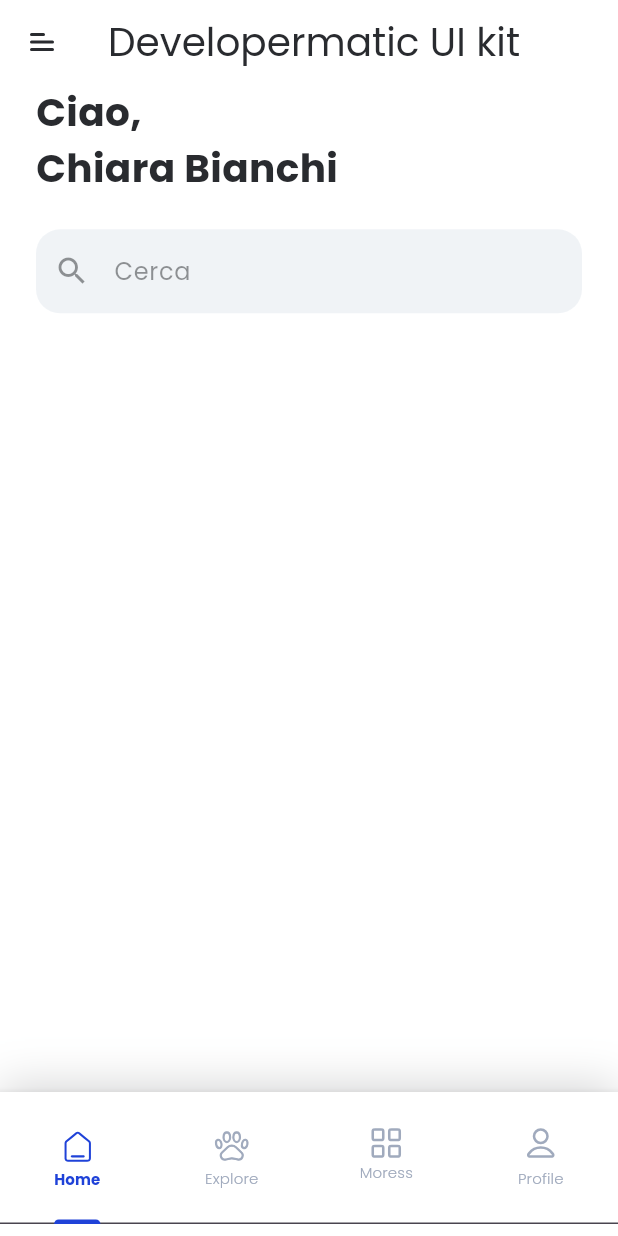
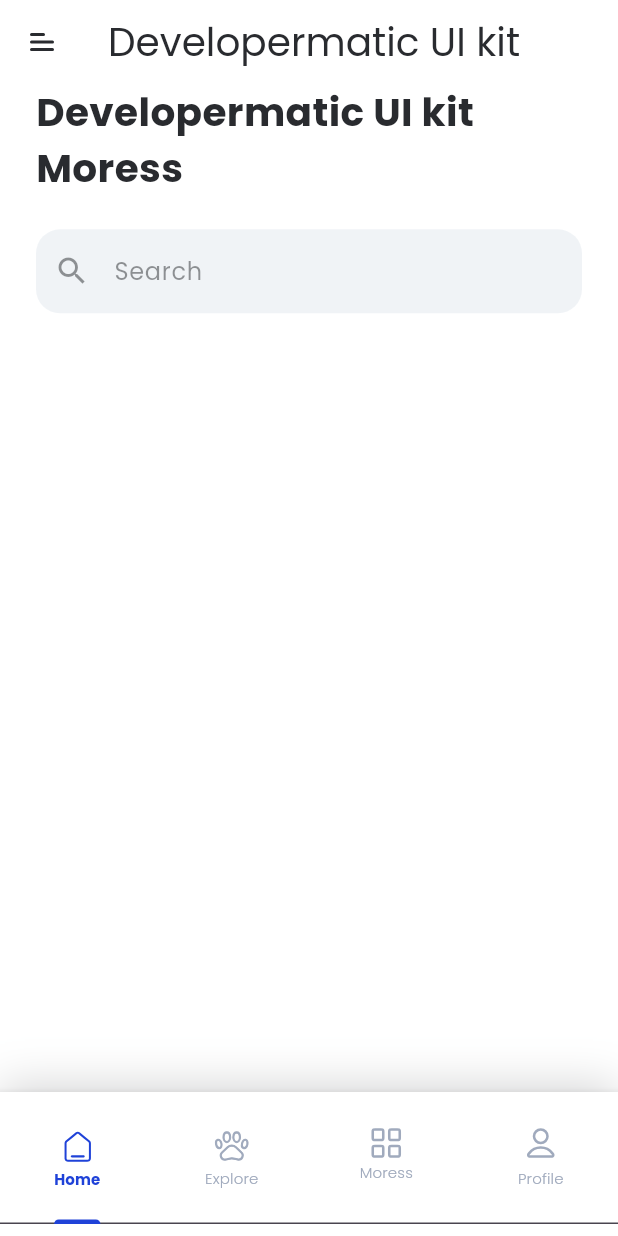
Before and after one commit to dev-abdul-basit/developermatic_ui_kit, a Flutter app: the BottomMenuTabs screen opened by its route, on a phone screen of 412 x 824 dp. Run offline on Flutter 3.47's test engine with Material 3 defaults, Android fonts, the phone set to English and light mode, and no system bars; our stand-ins replace flutter_svg, page_transition.

Commit message:
strigns_added

```diff
--- a/lib/config/strings.dart
+++ b/lib/config/strings.dart
@@ -5,6 +5,9 @@ class AppStrings {
   static const String password = 'Password';
   static const String signIn = 'Sign in';
   static const String clickMe = 'Click This Button';
+  static const String search = 'Search';
+  static const String uiKit = 'UI Kit';
+
   // Bottom Menu
   static const String home = 'Home';
   static const String explore = 'Explore';
--- a/lib/main.dart
+++ b/lib/main.dart
@@ -1,3 +1,4 @@
+import 'package:developermatic_kit/config/strings.dart';
 import 'package:flutter/material.dart';
 import 'package:developermatic_kit/config/size.dart';
 import 'package:developermatic_kit/screens/splash/splash_screen.dart';
@@ -28,7 +29,7 @@ class _MyAppState extends State<MyApp> {
         FocusManager.instance.primaryFocus?.unfocus();
       },
       child: MaterialApp(
-        title: 'Developermatic UI Kit',
+        title: AppStrings.appTitle,
         debugShowCheckedModeBanner: false,
         theme: theme(),
         initialRoute: SplashScreen.routeName,
--- a/lib/screens/home/components/body.dart
+++ b/lib/screens/home/components/body.dart
@@ -1,4 +1,5 @@
 import 'package:developermatic_kit/config/colors.dart';
+import 'package:developermatic_kit/config/strings.dart';
 import 'package:developermatic_kit/config/styles.dart';
 import 'package:flutter/material.dart';
 
@@ -25,14 +26,9 @@ class _BodyState extends State<Body> {
                 SizedBox(height: MediaQuery.of(context).size.height / 36),
                 searchBar(),
                 SizedBox(height: MediaQuery.of(context).size.height / 24),
-
               ],
             ),
           ),
-
-
-
-
         ],
       ),
     );
@@ -45,11 +41,11 @@ class _BodyState extends State<Body> {
         crossAxisAlignment: CrossAxisAlignment.start,
         children: [
           Text(
-            "Ciao,",
+            AppStrings.appTitle,
             style: h1Bold26Black,
           ),
           Text(
-            "Chiara Bianchi",
+            AppStrings.more,
             style: h1Bold26Black,
           )
         ],
@@ -72,7 +68,7 @@ class _BodyState extends State<Body> {
             fontWeight: FontWeight.normal,
             color: AppColors.black.withOpacity(0.5),
           ),
-          hintText: "Cerca",
+          hintText: AppStrings.search,
           fillColor: AppColors.textFieldColor.withOpacity(0.5),
           prefixIcon: Icon(Icons.search,
               color: AppColors.black.withOpacity(0.5), size: 24),
@@ -80,6 +76,4 @@ class _BodyState extends State<Body> {
       ),
     );
   }
-
-
 }
```
